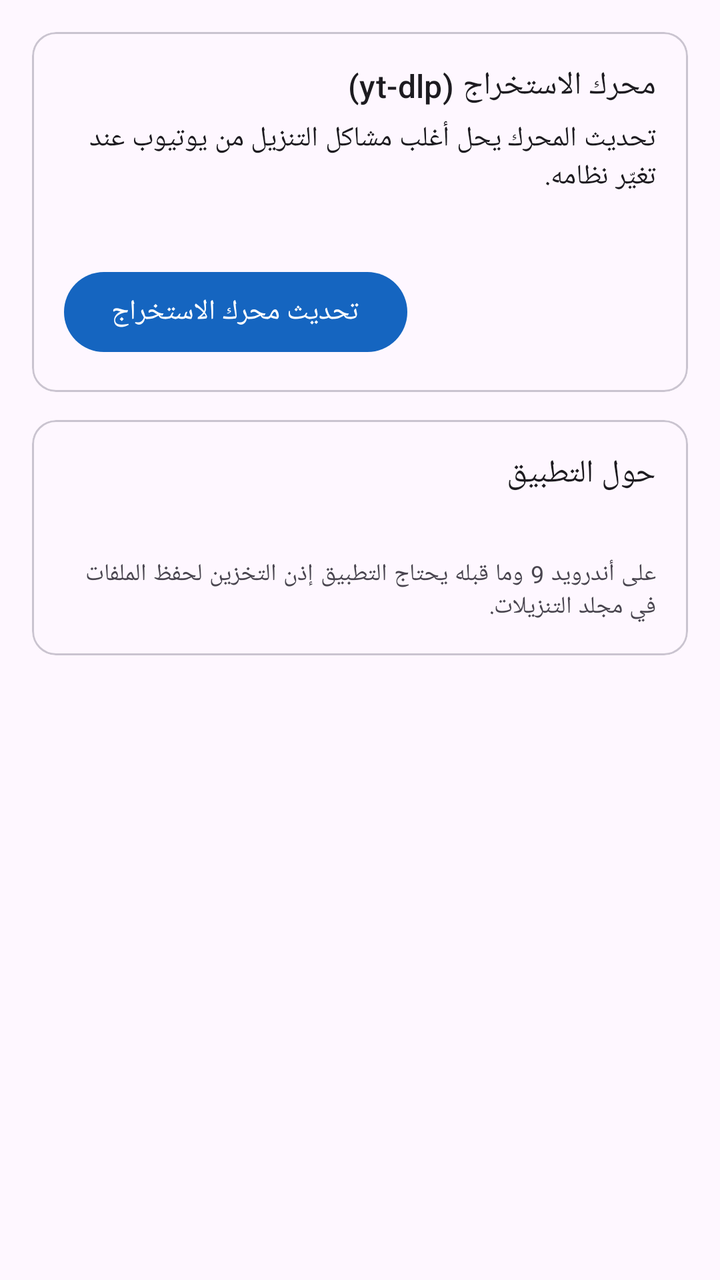
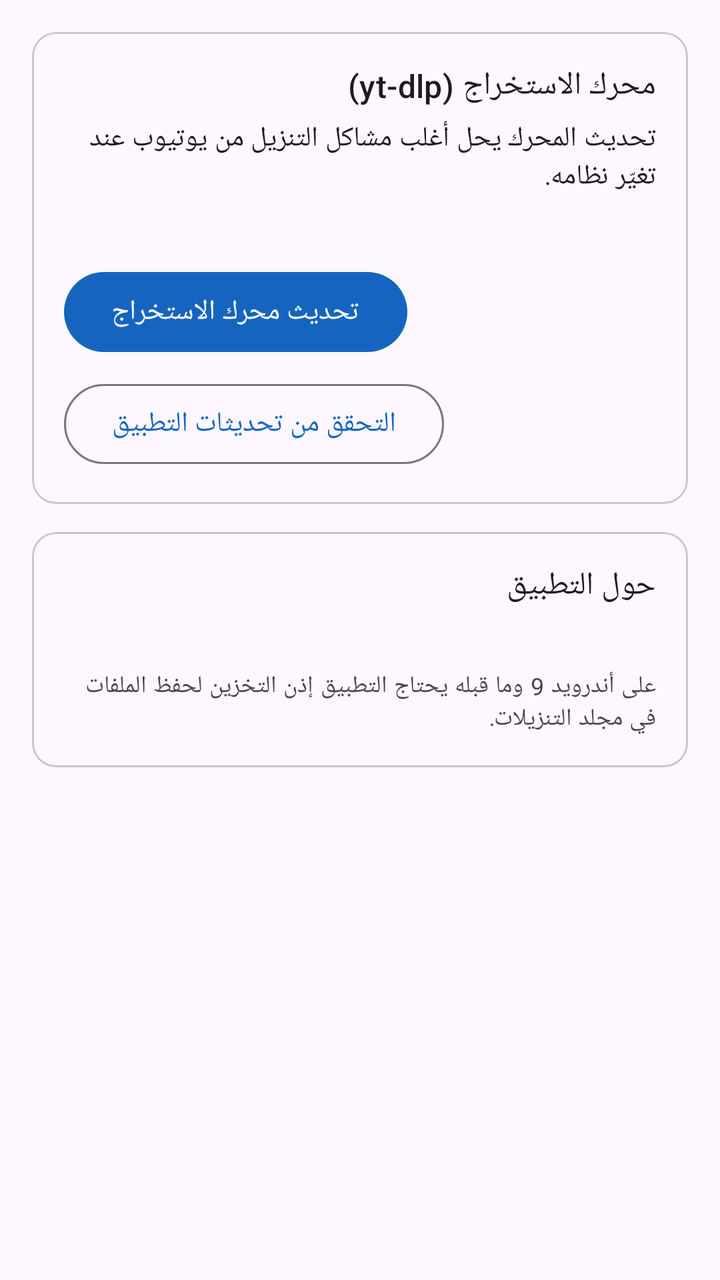

Screens rendered from an Android XML layout before and after an edit, with the pre-edit source and the edit as a unified diff.
<!-- AndroidManifest.xml: application theme Theme.VidLoader -->
<!-- res/layout/fragment_settings.xml -->
<?xml version="1.0" encoding="utf-8"?>
<ScrollView xmlns:android="http://schemas.android.com/apk/res/android"
    android:layout_width="match_parent"
    android:layout_height="match_parent">

    <LinearLayout
        android:layout_width="match_parent"
        android:layout_height="wrap_content"
        android:orientation="vertical"
        android:padding="16dp">

        <com.google.android.material.card.MaterialCardView
            android:layout_width="match_parent"
            android:layout_height="wrap_content">

            <LinearLayout
                android:layout_width="match_parent"
                android:layout_height="wrap_content"
                android:orientation="vertical"
                android:padding="16dp">

                <TextView
                    android:layout_width="match_parent"
                    android:layout_height="wrap_content"
                    android:text="@string/settings_engine_title"
                    android:textAppearance="?attr/textAppearanceTitleMedium" />

                <TextView
                    android:layout_width="match_parent"
                    android:layout_height="wrap_content"
                    android:layout_marginTop="6dp"
                    android:text="@string/settings_engine_desc"
                    android:textAppearance="?attr/textAppearanceBodyMedium" />

                <TextView
                    android:id="@+id/engine_version"
                    android:layout_width="match_parent"
                    android:layout_height="wrap_content"
                    android:layout_marginTop="6dp"
                    android:textAppearance="?attr/textAppearanceBodySmall" />

                <com.google.android.material.button.MaterialButton
                    android:id="@+id/update_button"
                    android:layout_width="wrap_content"
                    android:layout_height="wrap_content"
                    android:layout_marginTop="12dp"
                    android:text="@string/update_engine" />
            </LinearLayout>
        </com.google.android.material.card.MaterialCardView>

        <com.google.android.material.card.MaterialCardView
            android:layout_width="match_parent"
            android:layout_height="wrap_content"
            android:layout_marginTop="14dp">

            <LinearLayout
                android:layout_width="match_parent"
                android:layout_height="wrap_content"
                android:orientation="vertical"
                android:padding="16dp">

                <TextView
                    android:layout_width="match_parent"
                    android:layout_height="wrap_content"
                    android:text="@string/settings_about_title"
                    android:textAppearance="?attr/textAppearanceTitleMedium" />

                <TextView
                    android:id="@+id/about_text"
                    android:layout_width="match_parent"
                    android:layout_height="wrap_content"
                    android:layout_marginTop="6dp"
                    android:textAppearance="?attr/textAppearanceBodyMedium" />

                <TextView
                    android:layout_width="match_parent"
                    android:layout_height="wrap_content"
                    android:layout_marginTop="6dp"
                    android:text="@string/settings_storage_note"
                    android:textAppearance="?attr/textAppearanceBodySmall" />
            </LinearLayout>
        </com.google.android.material.card.MaterialCardView>
    </LinearLayout>
</ScrollView>
<!-- resources referenced by this layout -->
<resources>
  <string name="settings_about_title">حول التطبيق</string>
  <string name="settings_engine_desc">تحديث المحرك يحل أغلب مشاكل التنزيل من يوتيوب عند تغيّر نظامه.</string>
  <string name="settings_engine_title">محرك الاستخراج (yt-dlp)</string>
  <string name="settings_storage_note">على أندرويد 9 وما قبله يحتاج التطبيق إذن التخزين لحفظ الملفات في مجلد التنزيلات.</string>
  <string name="update_engine">تحديث محرك الاستخراج</string>
  <style name="Theme.VidLoader" parent="Theme.Material3.DayNight.NoActionBar">
          <item name="colorPrimary">@color/primary</item>
          <item name="colorOnPrimary">#FFFFFF</item>
          <item name="colorPrimaryContainer">#BBDEFB</item>
          <item name="colorSecondary">@color/accent</item>
          <item name="android:statusBarColor">@color/primary_dark</item>
      </style>
  <color name="primary">#1565C0</color>
  <color name="accent">#FF8F00</color>
  <color name="primary_dark">#0D47A1</color>
</resources>

<!-- the commit's change to res/layout/fragment_settings.xml (unified diff, before → after) -->
@@ -45,6 +45,14 @@
                     android:layout_height="wrap_content"
                     android:layout_marginTop="12dp"
                     android:text="@string/update_engine" />
+
+                <com.google.android.material.button.MaterialButton
+                    android:id="@+id/app_update_button"
+                    style="?attr/materialButtonOutlinedStyle"
+                    android:layout_width="wrap_content"
+                    android:layout_height="wrap_content"
+                    android:layout_marginTop="8dp"
+                    android:text="@string/check_app_updates" />
             </LinearLayout>
         </com.google.android.material.card.MaterialCardView>
 
<!-- resource entries referenced after the edit -->
@@ -1,5 +1,6 @@
 <!-- resources referenced by this layout -->
 <resources>
+  <string name="check_app_updates">التحقق من تحديثات التطبيق</string>
   <string name="settings_about_title">حول التطبيق</string>
   <string name="settings_engine_desc">تحديث المحرك يحل أغلب مشاكل التنزيل من يوتيوب عند تغيّر نظامه.</string>
   <string name="settings_engine_title">محرك الاستخراج (yt-dlp)</string>
